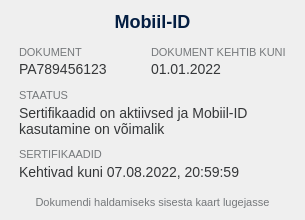
open-eid/DigiDoc4-Client, file client/widgets/OtherId.ui: the form before one commit.
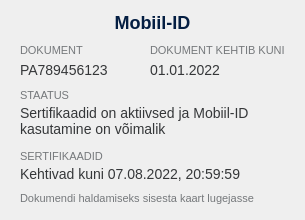
The form after the commit.

Commit message: Harmonize Other eID boxes (UI layout changes)

What changed in the file:
```diff
--- a/client/widgets/OtherId.ui
+++ b/client/widgets/OtherId.ui
@@ -25,62 +25,35 @@
   <property name="windowTitle">
    <string/>
   </property>
-  <layout class="QVBoxLayout" name="verticalLayout" stretch="0,0,0">
+  <layout class="QVBoxLayout" name="verticalLayout" stretch="0,0,0,0,0,0,0,0,0,0,0">
    <property name="spacing">
-    <number>2</number>
+    <number>0</number>
    </property>
    <property name="leftMargin">
-    <number>10</number>
+    <number>20</number>
    </property>
    <property name="topMargin">
-    <number>2</number>
+    <number>0</number>
    </property>
    <property name="rightMargin">
-    <number>10</number>
+    <number>20</number>
    </property>
    <property name="bottomMargin">
-    <number>2</number>
+    <number>0</number>
    </property>
    <item>
     <spacer name="verticalSpacer">
      <property name="orientation">
       <enum>Qt::Vertical</enum>
      </property>
-     <property name="sizeType">
-      <enum>QSizePolicy::Expanding</enum>
-     </property>
      <property name="sizeHint" stdset="0">
       <size>
        <width>20</width>
-       <height>2</height>
+       <height>12</height>
       </size>
      </property>
     </spacer>
    </item>
-   <item>
-    <widget class="QWidget" name="widget" native="true">
-     <property name="sizePolicy">
-      <sizepolicy hsizetype="Preferred" vsizetype="Preferred">
-       <horstretch>0</horstretch>
-       <verstretch>0</verstretch>
-      </sizepolicy>
-     </property>
-     <property name="minimumSize">
-      <size>
-       <width>0</width>
-       <height>0</height>
-      </size>
-     </property>
-     <property name="maximumSize">
-      <size>
-       <width>16777215</width>
-       <height>16777215</height>
-      </size>
-     </property>
-     <property name="styleSheet">
-      <string notr="true">border: none;</string>
-     </property>
-     <layout class="QVBoxLayout" name="verticalLayout_6">
       <item>
        <widget class="QLabel" name="lblIdName">
         <property name="sizePolicy">
@@ -95,6 +68,12 @@
           <height>21</height>
          </size>
         </property>
+     <property name="maximumSize">
+      <size>
+       <width>16777215</width>
+       <height>21</height>
+      </size>
+     </property>
         <property name="styleSheet">
          <string notr="true">border: none; color: #041E42; font-size: 18px; 	font-weight: 500;</string>
         </property>
@@ -111,59 +90,35 @@
         <property name="orientation">
          <enum>Qt::Vertical</enum>
         </property>
-        <property name="sizeHint" stdset="0">
-         <size>
-          <width>20</width>
-          <height>10</height>
-         </size>
-        </property>
-       </spacer>
-      </item>
-      <item>
-       <layout class="QHBoxLayout" name="horizontalLayout">
-        <property name="spacing">
-         <number>0</number>
-        </property>
-        <item>
-         <spacer name="horizontalSpacer_2">
-          <property name="orientation">
-           <enum>Qt::Horizontal</enum>
-          </property>
           <property name="sizeType">
            <enum>QSizePolicy::Fixed</enum>
           </property>
           <property name="sizeHint" stdset="0">
            <size>
-            <width>0</width>
-            <height>0</height>
+       <width>20</width>
+       <height>11</height>
            </size>
           </property>
          </spacer>
         </item>
         <item>
-         <widget class="QWidget" name="widgetLeft" native="true">
-          <property name="sizePolicy">
-           <sizepolicy hsizetype="Preferred" vsizetype="Fixed">
-            <horstretch>0</horstretch>
-            <verstretch>0</verstretch>
-           </sizepolicy>
-          </property>
+    <widget class="QWidget" name="topContainer" native="true">
           <property name="minimumSize">
            <size>
             <width>0</width>
-            <height>27</height>
+       <height>32</height>
            </size>
           </property>
           <property name="maximumSize">
            <size>
             <width>16777215</width>
-            <height>16777215</height>
-           </size>
-          </property>
-          <layout class="QHBoxLayout" name="horizontalLayout_2">
-           <property name="spacing">
-            <number>0</number>
-           </property>
+       <height>32</height>
+      </size>
+     </property>
+     <property name="styleSheet">
+      <string notr="true">border: none;</string>
+     </property>
+     <layout class="QGridLayout" name="gridLayout">
            <property name="leftMargin">
             <number>0</number>
            </property>
@@ -176,12 +131,29 @@
            <property name="bottomMargin">
             <number>0</number>
            </property>
-           <item>
-            <layout class="QVBoxLayout" name="verticalLayout_4">
-             <property name="spacing">
-              <number>0</number>
-             </property>
-             <item>
+      <item row="3" column="1">
+       <widget class="QLabel" name="lblRightText">
+        <property name="sizePolicy">
+         <sizepolicy hsizetype="Preferred" vsizetype="Fixed">
+          <horstretch>0</horstretch>
+          <verstretch>0</verstretch>
+         </sizepolicy>
+        </property>
+        <property name="minimumSize">
+         <size>
+          <width>0</width>
+          <height>0</height>
+         </size>
+        </property>
+        <property name="styleSheet">
+         <string notr="true">color: #353739; font-size: 14px;</string>
+        </property>
+        <property name="text">
+         <string>01.01.2022</string>
+        </property>
+       </widget>
+      </item>
+      <item row="2" column="0">
               <widget class="QLabel" name="lblLeftHdr">
                <property name="sizePolicy">
                 <sizepolicy hsizetype="Preferred" vsizetype="Fixed">
@@ -206,69 +178,7 @@
                </property>
               </widget>
              </item>
-             <item>
-              <widget class="QLabel" name="lblLeftText">
-               <property name="sizePolicy">
-                <sizepolicy hsizetype="Preferred" vsizetype="Fixed">
-                 <horstretch>0</horstretch>
-                 <verstretch>0</verstretch>
-                </sizepolicy>
-               </property>
-               <property name="minimumSize">
-                <size>
-                 <width>0</width>
-                 <height>0</height>
-                </size>
-               </property>
-               <property name="styleSheet">
-                <string notr="true">color: #353739; font-size: 14px;</string>
-               </property>
-               <property name="text">
-                <string>PA789456123</string>
-               </property>
-              </widget>
-             </item>
-            </layout>
-           </item>
-          </layout>
-         </widget>
-        </item>
-        <item>
-         <widget class="QWidget" name="widgetRight" native="true">
-          <property name="sizePolicy">
-           <sizepolicy hsizetype="Preferred" vsizetype="Fixed">
-            <horstretch>0</horstretch>
-            <verstretch>0</verstretch>
-           </sizepolicy>
-          </property>
-          <property name="minimumSize">
-           <size>
-            <width>0</width>
-            <height>27</height>
-           </size>
-          </property>
-          <layout class="QHBoxLayout" name="horizontalLayout_3">
-           <property name="spacing">
-            <number>0</number>
-           </property>
-           <property name="leftMargin">
-            <number>0</number>
-           </property>
-           <property name="topMargin">
-            <number>0</number>
-           </property>
-           <property name="rightMargin">
-            <number>0</number>
-           </property>
-           <property name="bottomMargin">
-            <number>0</number>
-           </property>
-           <item>
-            <layout class="QVBoxLayout" name="verticalLayout_5">
-             <property name="spacing">
-              <number>0</number>
-             </property>
-             <item>
+      <item row="2" column="1">
               <widget class="QLabel" name="lblRightHdr">
                <property name="sizePolicy">
                 <sizepolicy hsizetype="Preferred" vsizetype="Fixed">
@@ -293,8 +203,8 @@
                </property>
               </widget>
              </item>
-             <item>
-              <widget class="QLabel" name="lblRightText">
+      <item row="3" column="0">
+       <widget class="QLabel" name="lblLeftText">
                <property name="sizePolicy">
                 <sizepolicy hsizetype="Preferred" vsizetype="Fixed">
                  <horstretch>0</horstretch>
@@ -311,35 +221,15 @@
                 <string notr="true">color: #353739; font-size: 14px;</string>
                </property>
                <property name="text">
-                <string>01.01.2022</string>
+         <string>PA789456123</string>
                </property>
               </widget>
              </item>
             </layout>
-           </item>
-          </layout>
          </widget>
         </item>
         <item>
-         <spacer name="horizontalSpacer">
-          <property name="orientation">
-           <enum>Qt::Horizontal</enum>
-          </property>
-          <property name="sizeType">
-           <enum>QSizePolicy::Fixed</enum>
-          </property>
-          <property name="sizeHint" stdset="0">
-           <size>
-            <width>0</width>
-            <height>0</height>
-           </size>
-          </property>
-         </spacer>
-        </item>
-       </layout>
-      </item>
-      <item>
-       <spacer name="verticalSpacer_3">
+    <spacer name="verticalSpacer_5">
         <property name="orientation">
          <enum>Qt::Vertical</enum>
         </property>
@@ -349,16 +239,50 @@
         <property name="sizeHint" stdset="0">
          <size>
           <width>20</width>
-          <height>7</height>
+       <height>13</height>
          </size>
         </property>
        </spacer>
       </item>
       <item>
-       <layout class="QVBoxLayout" name="verticalLayout_2">
+    <widget class="QWidget" name="centerContainer" native="true">
+     <property name="sizePolicy">
+      <sizepolicy hsizetype="Preferred" vsizetype="Minimum">
+       <horstretch>0</horstretch>
+       <verstretch>48</verstretch>
+      </sizepolicy>
+     </property>
+     <property name="minimumSize">
+      <size>
+       <width>0</width>
+       <height>48</height>
+      </size>
+     </property>
+     <property name="maximumSize">
+      <size>
+       <width>16777215</width>
+       <height>48</height>
+      </size>
+     </property>
+     <property name="styleSheet">
+      <string notr="true">border: none;</string>
+     </property>
+     <layout class="QVBoxLayout" name="verticalLayout_4">
         <property name="spacing">
          <number>0</number>
         </property>
+      <property name="leftMargin">
+       <number>0</number>
+      </property>
+      <property name="topMargin">
+       <number>0</number>
+      </property>
+      <property name="rightMargin">
+       <number>0</number>
+      </property>
+      <property name="bottomMargin">
+       <number>0</number>
+      </property>
         <item>
          <widget class="QLabel" name="lblStatusHdr">
           <property name="sizePolicy">
@@ -410,6 +334,7 @@
          </widget>
         </item>
        </layout>
+    </widget>
       </item>
       <item>
        <spacer name="verticalSpacer_4">
@@ -422,18 +347,43 @@
         <property name="sizeHint" stdset="0">
          <size>
           <width>20</width>
-          <height>5</height>
+       <height>13</height>
          </size>
         </property>
        </spacer>
       </item>
       <item>
-       <layout class="QVBoxLayout" name="verticalLayout_3">
+    <widget class="QWidget" name="lowerContainer" native="true">
+     <property name="minimumSize">
+      <size>
+       <width>0</width>
+       <height>32</height>
+      </size>
+     </property>
+     <property name="maximumSize">
+      <size>
+       <width>16777215</width>
+       <height>32</height>
+      </size>
+     </property>
+     <property name="styleSheet">
+      <string notr="true">border: none;</string>
+     </property>
+     <layout class="QVBoxLayout" name="verticalLayout_2">
         <property name="spacing">
          <number>0</number>
         </property>
-        <property name="sizeConstraint">
-         <enum>QLayout::SetDefaultConstraint</enum>
+      <property name="leftMargin">
+       <number>0</number>
+      </property>
+      <property name="topMargin">
+       <number>0</number>
+      </property>
+      <property name="rightMargin">
+       <number>0</number>
+      </property>
+      <property name="bottomMargin">
+       <number>0</number>
         </property>
         <item>
          <widget class="QLabel" name="lblCertHdr">
@@ -483,9 +433,10 @@
          </widget>
         </item>
        </layout>
+    </widget>
       </item>
       <item>
-       <spacer name="verticalSpacer_5">
+    <spacer name="verticalSpacer_3">
         <property name="orientation">
          <enum>Qt::Vertical</enum>
         </property>
@@ -508,31 +459,27 @@
           <verstretch>0</verstretch>
          </sizepolicy>
         </property>
+     <property name="minimumSize">
+      <size>
+       <width>0</width>
+       <height>13</height>
+      </size>
+     </property>
+     <property name="maximumSize">
+      <size>
+       <width>16777215</width>
+       <height>13</height>
+      </size>
+     </property>
         <property name="styleSheet">
-         <string notr="true">color: #75787B; font-size: 11px;</string>
+      <string notr="true">color: #75787B; font-size: 11px; border: none;</string>
         </property>
         <property name="text">
          <string>Dokumendi haldamiseks sisesta kaart lugejasse</string>
         </property>
         <property name="alignment">
-         <set>Qt::AlignCenter</set>
-        </property>
-       </widget>
-      </item>
-      <item>
-       <spacer name="verticalSpacer_7">
-        <property name="orientation">
-         <enum>Qt::Vertical</enum>
-        </property>
-        <property name="sizeHint" stdset="0">
-         <size>
-          <width>20</width>
-          <height>1</height>
-         </size>
-        </property>
-       </spacer>
-      </item>
-     </layout>
+      <set>Qt::AlignLeading|Qt::AlignLeft|Qt::AlignVCenter</set>
+     </property>
     </widget>
    </item>
    <item>
@@ -540,13 +487,10 @@
      <property name="orientation">
       <enum>Qt::Vertical</enum>
      </property>
-     <property name="sizeType">
-      <enum>QSizePolicy::Expanding</enum>
-     </property>
      <property name="sizeHint" stdset="0">
       <size>
        <width>20</width>
-       <height>1</height>
+       <height>15</height>
       </size>
      </property>
     </spacer>
```
Lines whose indentation alone changed are shown as unchanged. The commit also changes 5 other files.
